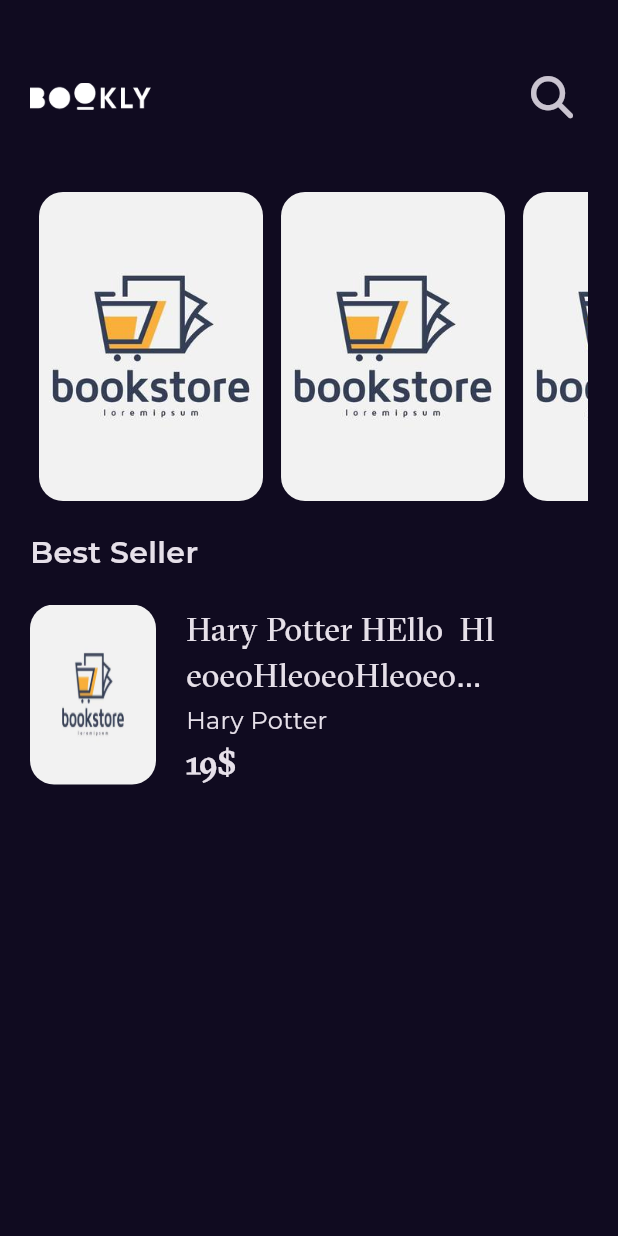
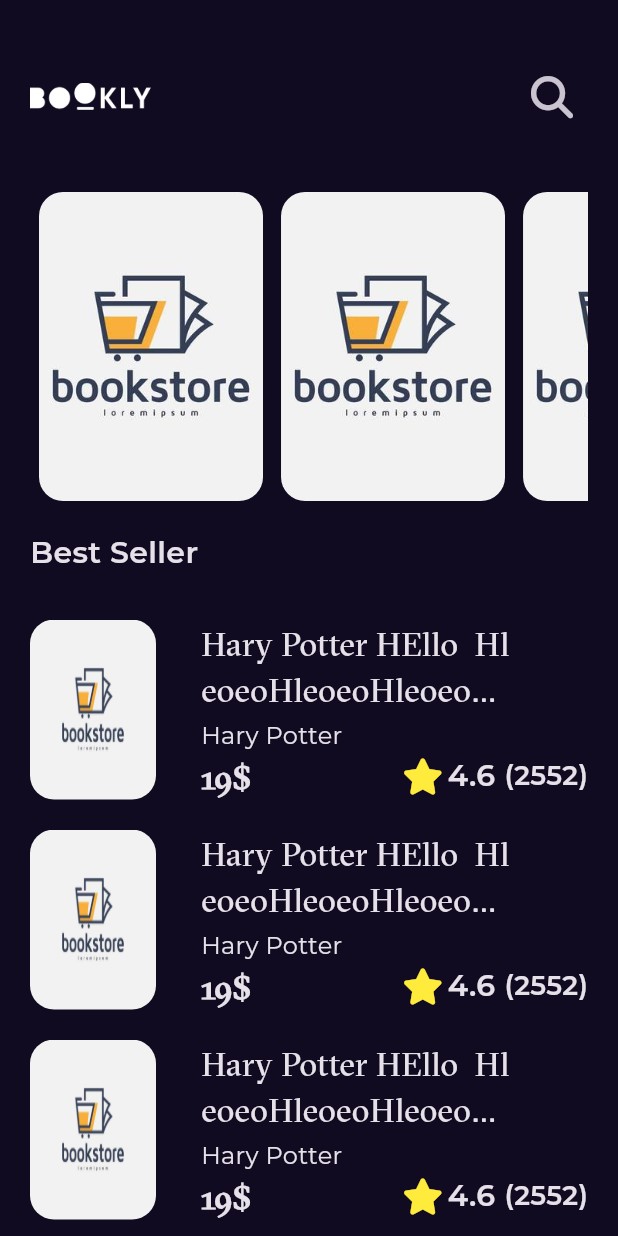
Before and after one commit to abdobassel/Bookly_store_flutter, a Flutter app: the screen it shows after launch, on a phone screen of 412 x 824 dp. Run offline on Flutter 3.47's test engine with Material 3 defaults, Android fonts, the phone set to English and light mode, and no system bars; our stand-ins replace dio, flutter_bloc, fluttertoast, font_awesome_flutter, get, google_fonts.

Commit message:
bestseller listView done but before Customscrol

```diff
--- a/lib/features/home/presintation/views/widgets/bestSeller_item.dart
+++ b/lib/features/home/presintation/views/widgets/bestSeller_item.dart
@@ -1,6 +1,8 @@
 import 'package:book_store/core/utilis/assets.dart';
 import 'package:book_store/core/utilis/styles.dart';
+import 'package:book_store/features/home/presintation/views/widgets/ratingRowSellerItem.dart';
 import 'package:flutter/material.dart';
+import 'package:font_awesome_flutter/font_awesome_flutter.dart';
 
 class BestSellerListItem extends StatelessWidget {
   const BestSellerListItem({super.key});
@@ -25,9 +27,10 @@ class BestSellerListItem extends StatelessWidget {
             ),
           ),
           SizedBox(
-            width: 20,
+            width: 30,
           ),
-          Column(
+          Expanded(
+            child: Column(
               crossAxisAlignment: CrossAxisAlignment.start,
               children: [
                 SizedBox(
@@ -50,10 +53,13 @@ class BestSellerListItem extends StatelessWidget {
                   children: [
                     Text('19' r'$',
                         style: Styles.textStyle22
-                          .copyWith(fontWeight: FontWeight.bold))
+                            .copyWith(fontWeight: FontWeight.bold)),
+                    Spacer(),
+                    RatingItemSeller(),
                   ],
                 )
               ],
+            ),
           )
         ],
       ),
--- a/lib/features/home/presintation/views/widgets/home_view_body.dart
+++ b/lib/features/home/presintation/views/widgets/home_view_body.dart
@@ -3,6 +3,7 @@ import 'package:book_store/core/utilis/styles.dart';
 import 'package:book_store/features/home/presintation/views/widgets/CustomAppBar.dart';
 import 'package:book_store/features/home/presintation/views/widgets/bestSeller_item.dart';
 import 'package:book_store/features/home/presintation/views/widgets/futuredListView.dart';
+import 'package:book_store/features/home/presintation/views/widgets/listview_seller.dart';
 import 'package:flutter/material.dart';
 
 class HomeViewBody extends StatelessWidget {
@@ -31,7 +32,7 @@ class HomeViewBody extends StatelessWidget {
           SizedBox(
             height: 20,
           ),
-          BestSellerListItem(),
+          BestSellerListView(),
         ],
       ),
     );
--- /dev/null
+++ b/lib/features/home/presintation/views/widgets/listview_seller.dart
@@ -0,0 +1,20 @@
+import 'package:book_store/features/home/presintation/views/widgets/bestSeller_item.dart';
+import 'package:flutter/material.dart';
+
+class BestSellerListView extends StatelessWidget {
+  const BestSellerListView({super.key});
+
+  @override
+  Widget build(BuildContext context) {
+    return Expanded(
+      child: ListView.builder(
+        itemCount: 10,
+        itemBuilder: (context, index) => Padding(
+          padding: const EdgeInsets.symmetric(vertical: 10),
+          child: BestSellerListItem(),
+        ),
+        shrinkWrap: true,
+      ),
+    );
+  }
+}
--- /dev/null
+++ b/lib/features/home/presintation/views/widgets/ratingRowSellerItem.dart
@@ -0,0 +1,33 @@
+import 'package:book_store/core/utilis/styles.dart';
+import 'package:flutter/material.dart';
+import 'package:font_awesome_flutter/font_awesome_flutter.dart';
+
+class RatingItemSeller extends StatelessWidget {
+  const RatingItemSeller({super.key});
+
+  @override
+  Widget build(BuildContext context) {
+    return const Row(
+      children: [
+        Icon(
+          FontAwesomeIcons.solidStar,
+          color: Colors.yellow,
+        ),
+        SizedBox(
+          width: 6,
+        ),
+        Text(
+          '4.6',
+          style: Styles.textStyle20,
+        ),
+        SizedBox(
+          width: 6,
+        ),
+        Text(
+          '(2552)',
+          style: Styles.textStyle18,
+        ),
+      ],
+    );
+  }
+}
```
Lines whose indentation alone changed are shown as unchanged.
